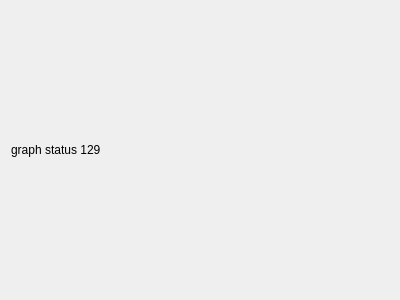
tiangaomingjing/ServoDriveTech, file Libs/UI/UiStatus/graphstatus129.ui: the form before one commit.
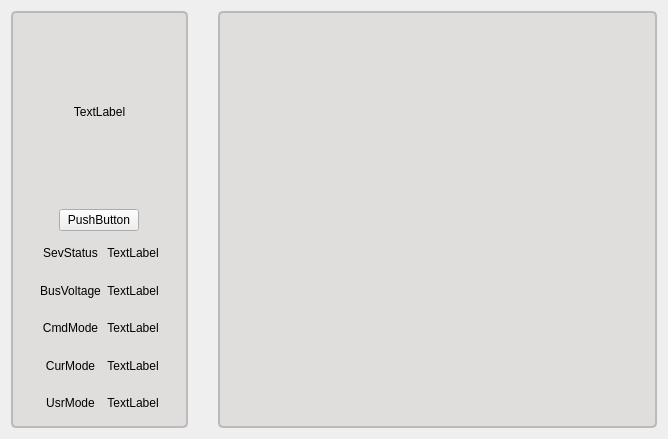
The form after the commit.

Commit message: 增加LedAlarm布局方法

What changed in the file:
```diff
--- a/Libs/UI/UiStatus/graphstatus129.ui
+++ b/Libs/UI/UiStatus/graphstatus129.ui
@@ -6,21 +6,190 @@
    <rect>
     <x>0</x>
     <y>0</y>
-    <width>400</width>
-    <height>300</height>
+    <width>668</width>
+    <height>439</height>
    </rect>
   </property>
   <property name="windowTitle">
    <string>Form</string>
   </property>
-  <layout class="QVBoxLayout" name="verticalLayout">
+  <property name="styleSheet">
+   <string notr="true">QWidget#widget_statusAlarm,QWidget#widget_statusInfo{
+background-color: #E0DDDD;
+border-radius:5px;
+border:2px solid #BBB9B9;
+}</string>
+  </property>
+  <layout class="QHBoxLayout" name="horizontalLayout" stretch="2,5">
+   <property name="spacing">
+    <number>30</number>
+   </property>
    <item>
-    <widget class="QLabel" name="label">
-     <property name="text">
-      <string>graph status 129</string>
-     </property>
+    <widget class="QWidget" name="widget_statusInfo" native="true">
+     <layout class="QVBoxLayout" name="verticalLayout">
+      <item>
+       <widget class="QLabel" name="label_statusIcon">
+        <property name="text">
+         <string>TextLabel</string>
+        </property>
+        <property name="alignment">
+         <set>Qt::AlignCenter</set>
+        </property>
+       </widget>
+      </item>
+      <item>
+       <layout class="QHBoxLayout" name="horizontalLayout_2">
+        <item>
+         <spacer name="horizontalSpacer">
+          <property name="orientation">
+           <enum>Qt::Horizontal</enum>
+          </property>
+          <property name="sizeHint" stdset="0">
+           <size>
+            <width>40</width>
+            <height>20</height>
+           </size>
+          </property>
+         </spacer>
+        </item>
+        <item>
+         <widget class="QPushButton" name="btn_statusClearAlarm">
+          <property name="text">
+           <string>PushButton</string>
+          </property>
+         </widget>
+        </item>
+        <item>
+         <spacer name="horizontalSpacer_2">
+          <property name="orientation">
+           <enum>Qt::Horizontal</enum>
+          </property>
+          <property name="sizeHint" stdset="0">
+           <size>
+            <width>40</width>
+            <height>20</height>
+           </size>
+          </property>
+         </spacer>
+        </item>
+       </layout>
+      </item>
+      <item>
+       <layout class="QGridLayout" name="gridLayout">
+        <property name="leftMargin">
+         <number>20</number>
+        </property>
+        <property name="rightMargin">
+         <number>20</number>
+        </property>
+        <item row="0" column="0">
+         <widget class="QLabel" name="label_statusSevSta">
+          <property name="text">
+           <string>SevStatus</string>
+          </property>
+          <property name="alignment">
+           <set>Qt::AlignCenter</set>
+          </property>
+         </widget>
+        </item>
+        <item row="0" column="1">
+         <widget class="QLabel" name="label_statusValue_sevStatus">
+          <property name="text">
+           <string>TextLabel</string>
+          </property>
+          <property name="alignment">
+           <set>Qt::AlignCenter</set>
+          </property>
+         </widget>
+        </item>
+        <item row="1" column="0">
+         <widget class="QLabel" name="label_statusBusVoltage">
+          <property name="text">
+           <string>BusVoltage</string>
+          </property>
+          <property name="alignment">
+           <set>Qt::AlignCenter</set>
+          </property>
+         </widget>
+        </item>
+        <item row="1" column="1">
+         <widget class="QLabel" name="label_statusValue_busVol">
+          <property name="text">
+           <string>TextLabel</string>
+          </property>
+          <property name="alignment">
+           <set>Qt::AlignCenter</set>
+          </property>
+         </widget>
+        </item>
+        <item row="2" column="0">
+         <widget class="QLabel" name="label_statusCmdMode">
+          <property name="text">
+           <string>CmdMode</string>
+          </property>
+          <property name="alignment">
+           <set>Qt::AlignCenter</set>
+          </property>
+         </widget>
+        </item>
+        <item row="2" column="1">
+         <widget class="QLabel" name="label_statusValue_cmdMode">
+          <property name="text">
+           <string>TextLabel</string>
+          </property>
+          <property name="alignment">
+           <set>Qt::AlignCenter</set>
+          </property>
+         </widget>
+        </item>
+        <item row="3" column="0">
+         <widget class="QLabel" name="label_statusCurMode">
+          <property name="text">
+           <string>CurMode</string>
+          </property>
+          <property name="alignment">
+           <set>Qt::AlignCenter</set>
+          </property>
+         </widget>
+        </item>
+        <item row="3" column="1">
+         <widget class="QLabel" name="label_statusValue_curMode">
+          <property name="text">
+           <string>TextLabel</string>
+          </property>
+          <property name="alignment">
+           <set>Qt::AlignCenter</set>
+          </property>
+         </widget>
+        </item>
+        <item row="4" column="0">
+         <widget class="QLabel" name="label_statusUsrMode">
+          <property name="text">
+           <string>UsrMode</string>
+          </property>
+          <property name="alignment">
+           <set>Qt::AlignCenter</set>
+          </property>
+         </widget>
+        </item>
+        <item row="4" column="1">
+         <widget class="QLabel" name="label_statusValue_usrMode">
+          <property name="text">
+           <string>TextLabel</string>
+          </property>
+          <property name="alignment">
+           <set>Qt::AlignCenter</set>
+          </property>
+         </widget>
+        </item>
+       </layout>
+      </item>
+     </layout>
     </widget>
    </item>
+   <item>
+    <widget class="QWidget" name="widget_statusAlarm" native="true"/>
+   </item>
   </layout>
  </widget>
  <resources/>
```
The commit also changes 16 other files.
